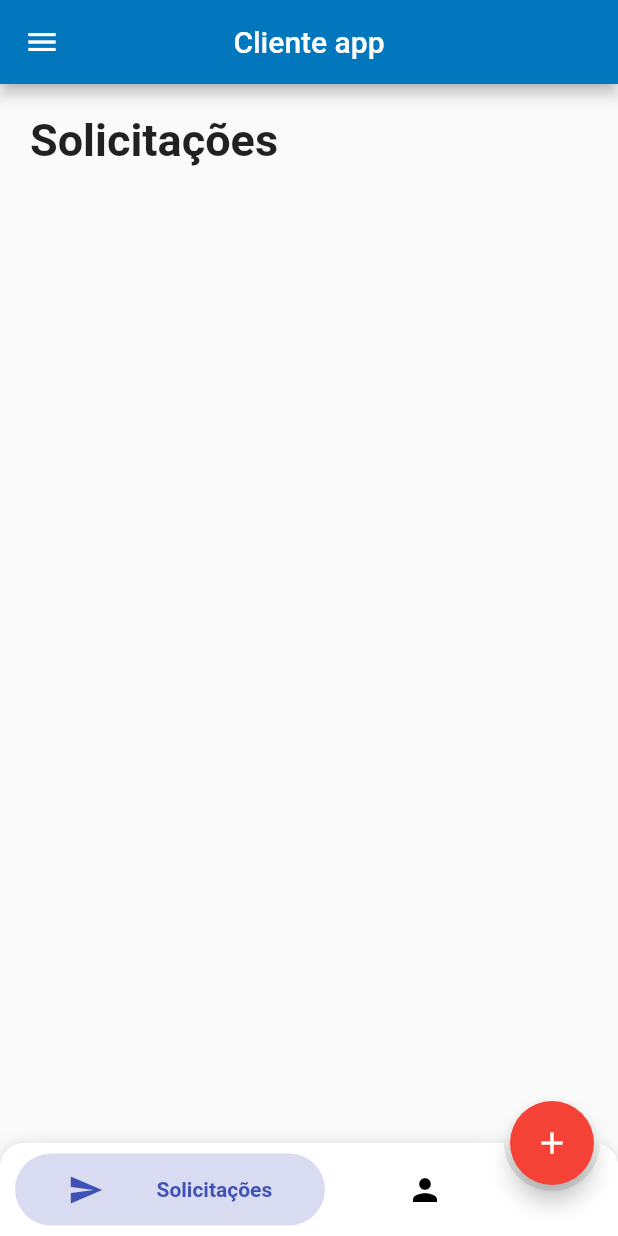
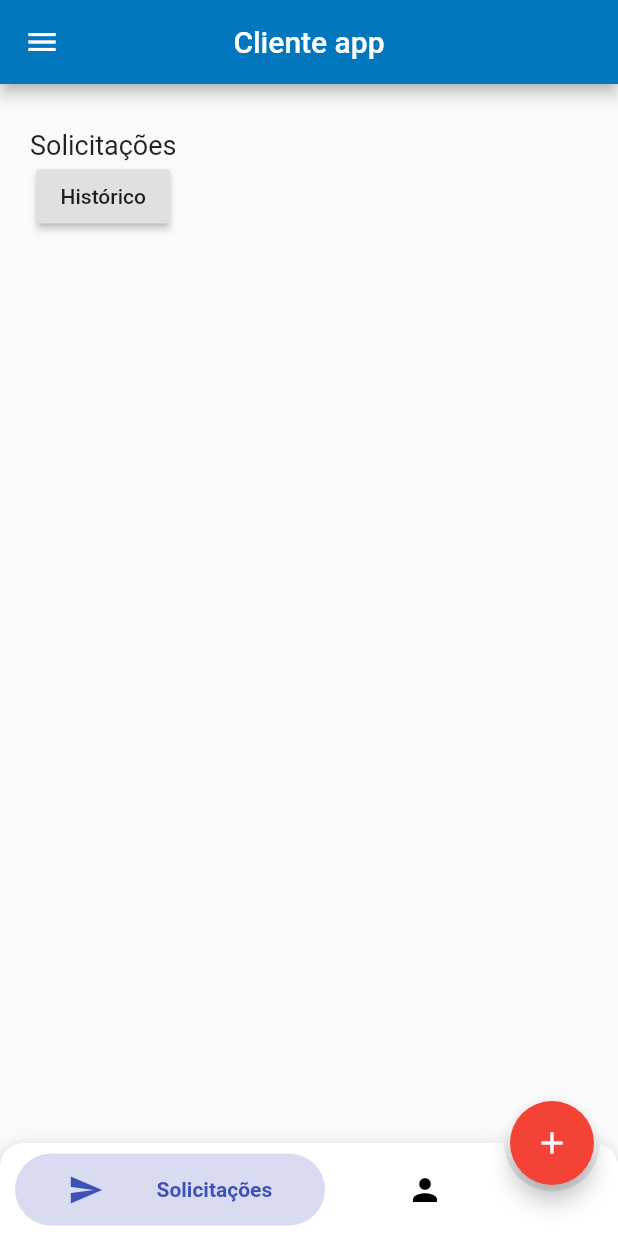
Before and after one commit to wanderson100v/solicitar-pintura, a Flutter app: the ClientDashboardWidget screen opened directly, on a phone screen of 412 x 824 dp. Run offline on Flutter 3.47's test engine with Material 2 defaults, Android fonts, the phone set to English and light mode, and no system bars; drawn by our look-alikes of bubble_bottom_bar; missing offline and left inert: animated_splash, multi_media_picker; Roboto replaces fonts that are missing (Hind, Montserrat).

Commit message:
histórico de solicitações

```diff
--- a/app/lib/src/client/dashboard/dashboeard-widget.dart
+++ b/app/lib/src/client/dashboard/dashboeard-widget.dart
@@ -1,5 +1,6 @@
 import 'package:app/src/client/request/request-widget.dart';
 import 'package:app/src/login/login-widget.dart';
+import 'package:app/src/client/solicitation/solicitation-widget.dart';
 import 'package:app/src/profile/profile-widget.dart';
 import "package:flutter/material.dart";
 import "package:bubble_bottom_bar/bubble_bottom_bar.dart";
@@ -14,10 +15,7 @@ class _ClientDashboardWidgetState extends State<ClientDashboardWidget> {
   static const TextStyle optionStyle =
       TextStyle(fontSize: 30, fontWeight: FontWeight.bold);
   static List<Widget> _widgetOptions = <Widget>[
-    Text(
-      'Solicitações',
-      style: optionStyle,
-    ),
+    SolicitationWidget(),
     ProfileWidget()
   ];
 
--- /dev/null
+++ b/app/lib/src/client/solicitation/solicitation-widget.dart
@@ -0,0 +1,23 @@
+import 'package:app/src/client/solicitation/request-history/request-history-widget.dart';
+import 'package:flutter/material.dart';
+
+class SolicitationWidget extends StatelessWidget {
+
+  @override
+  Widget build(BuildContext context) {
+    return Column(
+      children: <Widget>[
+        Padding(
+          padding: EdgeInsets.only(top: 10),
+          child:  Text("Solicitações", style: TextStyle(fontSize: 18)),
+        ),
+        RaisedButton(
+          child: Text("Histórico"),
+          onPressed: (){
+             Navigator.of(context).push(MaterialPageRoute(builder:(context)=>HistoryRequestWidget()));
+          },
+        ),
+      ],
+    );
+  }
+}
```
Also changed, not shown: app/lib/src/client/solicitation/request-history/request-history-details/details-widget.dart (added, +88 -0 lines), app/lib/src/client/solicitation/request-history/request-history-widget.dart (added, +75 -0 lines).
